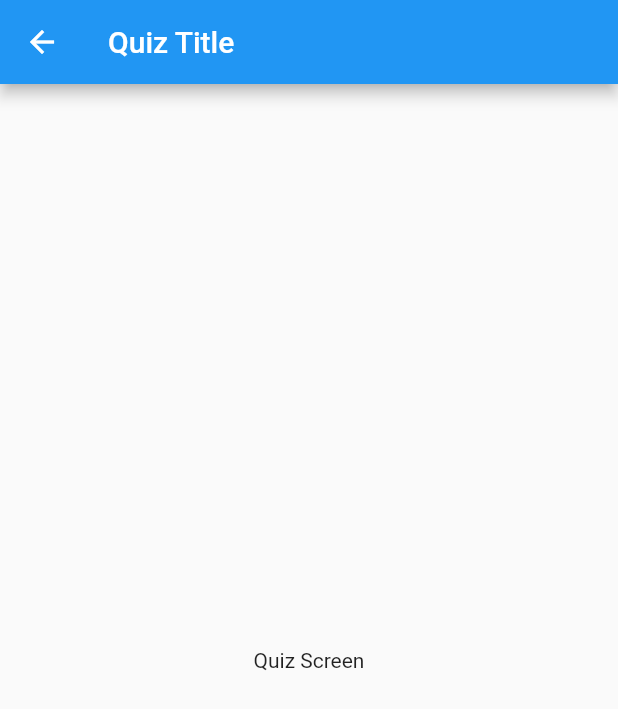
After one commit to Encode-PDEU/mind-ripple-app, a Flutter app: the QuizScreen screen opened by its route, on a phone screen of 412 x 824 dp. The commit adds this screen. Shown: the top 709 px of the screen. Run offline on Flutter 3.47's test engine with Material 2 defaults, Android fonts, the phone set to English and light mode, and no system bars.

Commit message:
0.1.0
Screens

```diff
--- /dev/null
+++ b/lib/screens/quiz_screen.dart
@@ -0,0 +1,24 @@
+import 'package:flutter/material.dart';
+
+// TODO: Document this widget
+class QuizScreen extends StatefulWidget {
+  static const String routeName = '/quiz';
+  const QuizScreen({super.key});
+
+  @override
+  State<QuizScreen> createState() => _QuizScreenState();
+}
+
+class _QuizScreenState extends State<QuizScreen> {
+  @override
+  Widget build(BuildContext context) {
+    return Scaffold(
+      appBar: AppBar(
+        title: const Text('Quiz Title'),
+      ),
+      body: const Center(
+        child: Text('Quiz Screen'),
+      ),
+    );
+  }
+}
```
Also changed, not shown: lib/main.dart (+16 -100 lines), lib/screens/home_screen.dart (added, +24 -0 lines), lib/screens/login_screen.dart (added, +25 -0 lines), lib/widgets/sample_widget.dart (added, +16 -0 lines), 2 other files.
